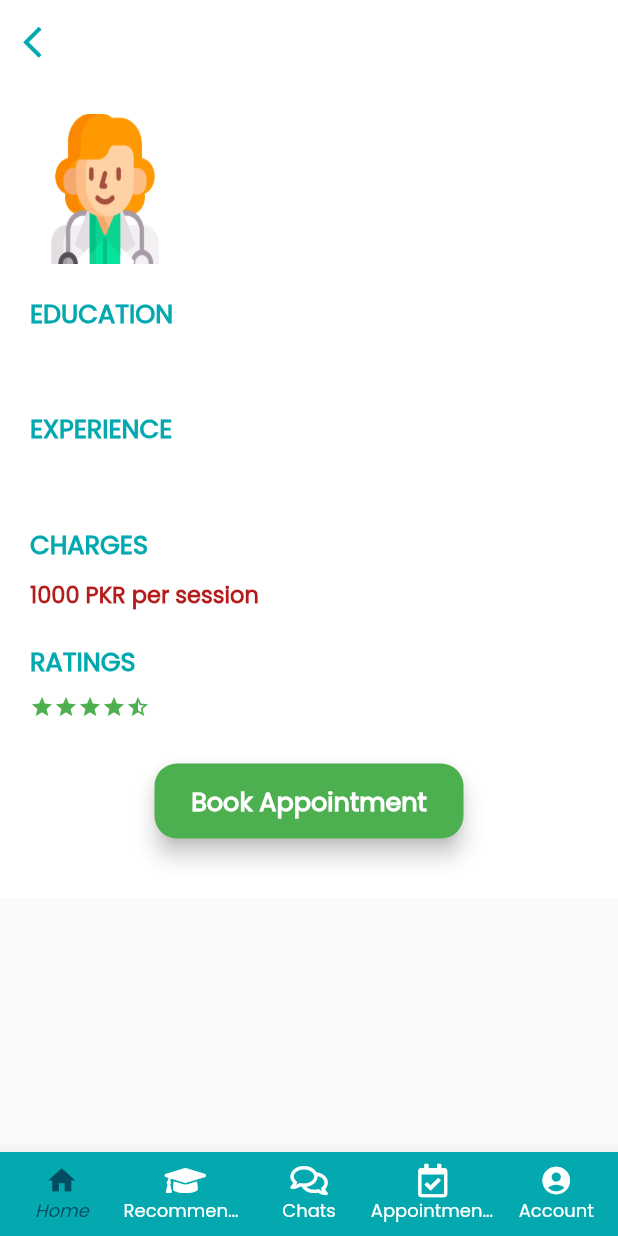
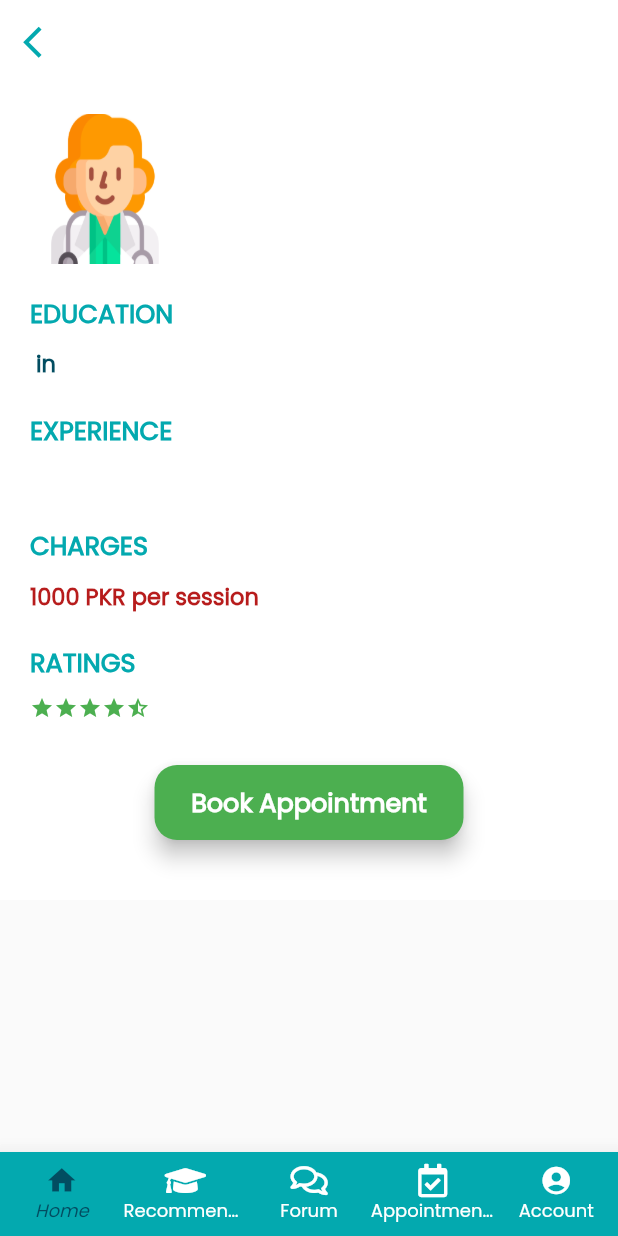
Before and after one commit to rzaheer/Rehnuma, a Flutter app: the DoctorDetails screen opened directly with empty values, on a phone screen of 412 x 824 dp. Run offline on Flutter 3.47's test engine with Material 2 defaults, Android fonts, the light colour scheme and no system bars; our stand-ins replace carousel_slider, cloud_firestore, datetime_picker_formfield, dio, email_validator, firebase_auth and 6 more; missing offline and left inert: autocomplete_textfield, email_auth, filter_list, flutter_webview_plugin; accounts and stored records are empty; network calls fail.

Commit message:
final fixes

```diff
--- a/lib/CustomWidgets/Custombottombar.dart
+++ b/lib/CustomWidgets/Custombottombar.dart
@@ -94,7 +94,7 @@ class _CustomNavbarState extends State<CustomNavbar> {
                 FontAwesomeIcons.comments,
                 size: 22,
               ),
-              title: Text('Chats',
+              title: Text('Forum',
                   style: TextStyle(
                     fontSize: 12,
                   ))),
--- a/lib/Screens/Student/Homepage/Home/DoctorDetails.dart
+++ b/lib/Screens/Student/Homepage/Home/DoctorDetails.dart
@@ -1,9 +1,7 @@
 import 'package:finalyearproject/CustomWidgets/Custombottombar.dart';
 import 'package:finalyearproject/CustomWidgets/Custombutton.dart';
 import 'package:finalyearproject/Global.dart';
-
 import 'package:finalyearproject/Screens/Student/Homepage/Home/BookAppointment/BookAppointment1.dart';
-import 'package:finalyearproject/Screens/chatScreens/chat_page.dart';
 import 'package:finalyearproject/models/mentorModel.dart';
 
 import 'package:flutter/material.dart';
@@ -97,7 +95,12 @@ class _DoctorDetailsState extends State<DoctorDetails> {
               SizedBox(
                 height: 10,
               ),
-              Text("${widget.mentor.educationlevel}",
+              Text(
+                  "${widget.mentor.educationlevel}" +
+                      " in " +
+                      (widget.mentor.fieldOfEducation == 'null'
+                          ? "Psychology"
+                          : "${widget.mentor.fieldOfEducation}"),
                   style: TextStyle(
                     fontSize: 15,
                     color: inputTextColor,
@@ -198,7 +201,6 @@ class _DoctorDetailsState extends State<DoctorDetails> {
                   width: size.width / 2,
                 ),
               ), */
-
             ],
           ),
         ),
--- a/lib/models/mentorModel.dart
+++ b/lib/models/mentorModel.dart
@@ -6,7 +6,7 @@ class MentorModel {
   final String email;
   final String fees;
   final String experience;
-  final String educationlevel, phoneNumber;
+  final String educationlevel, fieldOfEducation, phoneNumber;
   final int ratings;
   String gender;
   List slots;
@@ -19,6 +19,7 @@ class MentorModel {
       this.jobDesc,
       this.fees,
       this.educationlevel,
+      this.fieldOfEducation,
       this.phoneNumber,
       this.experience,
       this.ratings,
@@ -37,6 +38,7 @@ class MentorModel {
         experience: json["expYears"],
         jobDesc: json["jobDesc"],
         ratings: json["Ratings"],
+        fieldOfEducation: json["fieldOfEducation"],
         gender: json["gender"],
         educationlevel: json["educationlevel"],
         slots: json["slots"] ?? [],
@@ -55,6 +57,7 @@ class MentorModel {
         "educationlevel": educationlevel,
         "expYears": experience,
         "ratings": ratings,
+        "fieldOfEducation": fieldOfEducation,
         "gender": gender
       };
 }
--- a/lib/services/PaymentServices.dart
+++ b/lib/services/PaymentServices.dart
@@ -3,7 +3,6 @@ import 'dart:io';
 
 import 'package:dio/dio.dart';
 import 'package:finalyearproject/Global.dart';
-
 
 /// Only for demo purposes!
 /// Don't you dare do it in real apps!
@@ -19,7 +18,7 @@ class PaymentServices {
             "product_data": {
               "name": "Appointment",
             },
-            "unit_amount": 2000,
+            "unit_amount": 1000,
           },
           "quantity": 1
         },
```
Also changed, not shown: lib/Screens/Student/Homepage/Appointmentsettings/Appointdetails.dart (+48 -20 lines), 21 other files.
